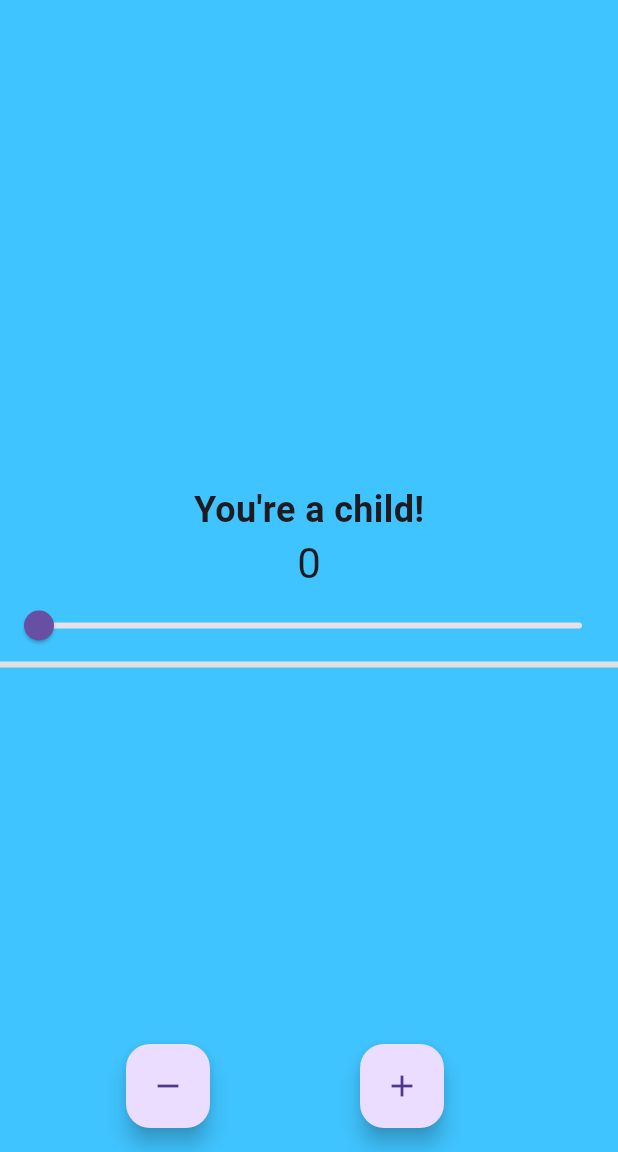
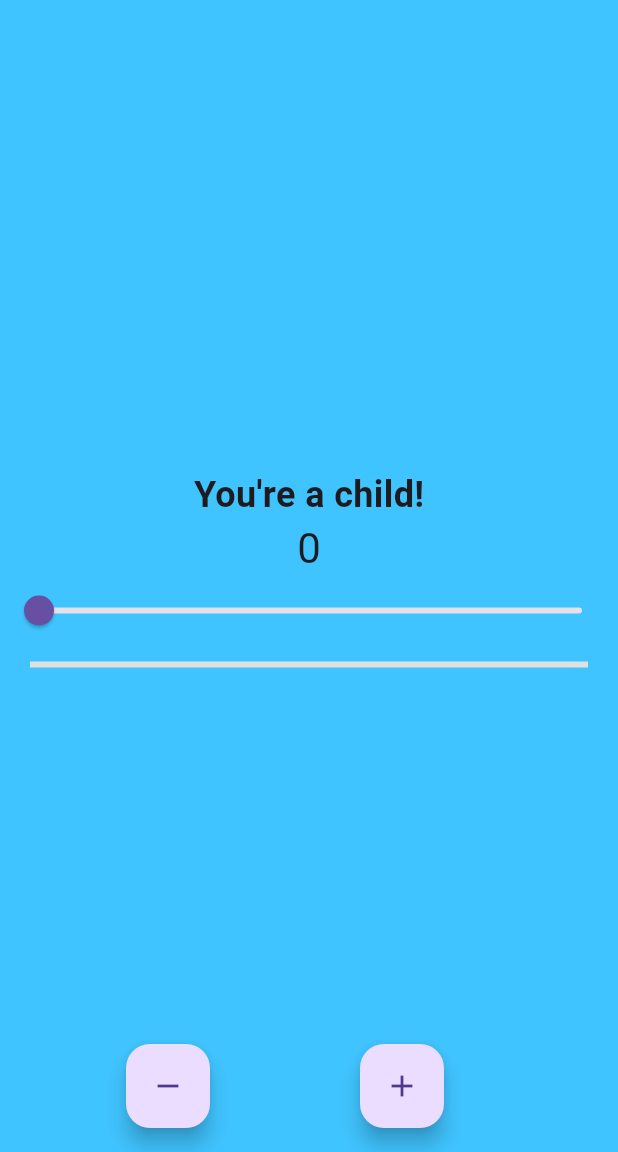
Before and after one commit to jalaparthi1/flutter_counter, a Flutter app: the screen it shows after launch, on a phone screen of 412 x 824 dp, the part 84-1236 px from its top. Run offline on Flutter 3.47's test engine with Material 3 defaults, Android fonts, the light colour scheme and no system bars.

```diff
--- a/lib/main.dart
+++ b/lib/main.dart
@@ -93,12 +93,16 @@ class MyHomePage extends StatelessWidget {
                     counter.notifyListeners();
                   },
                 ),
-                LinearProgressIndicator(
-                  value: counter.value / 99,
-                  color: counter.value < 33
-                      ? Colors.green
-                      : (counter.value < 67 ? Colors.yellow : Colors.red),
-                  backgroundColor: Colors.grey.shade300,
+                Padding(
+                  padding:
+                      const EdgeInsets.symmetric(horizontal: 20, vertical: 10),
+                  child: LinearProgressIndicator(
+                    value: counter.value / 99,
+                    color: counter.value < 33
+                        ? Colors.green
+                        : (counter.value < 67 ? Colors.yellow : Colors.red),
+                    backgroundColor: Colors.grey.shade300,
+                  ),
                 ),
               ],
             ),
```
